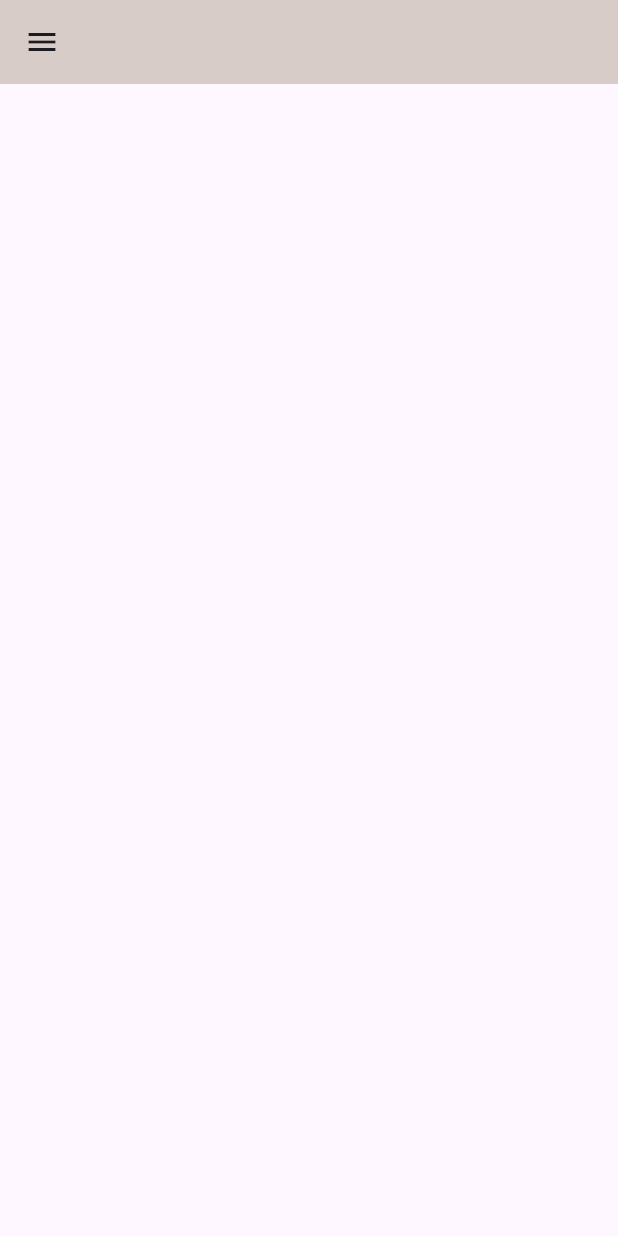
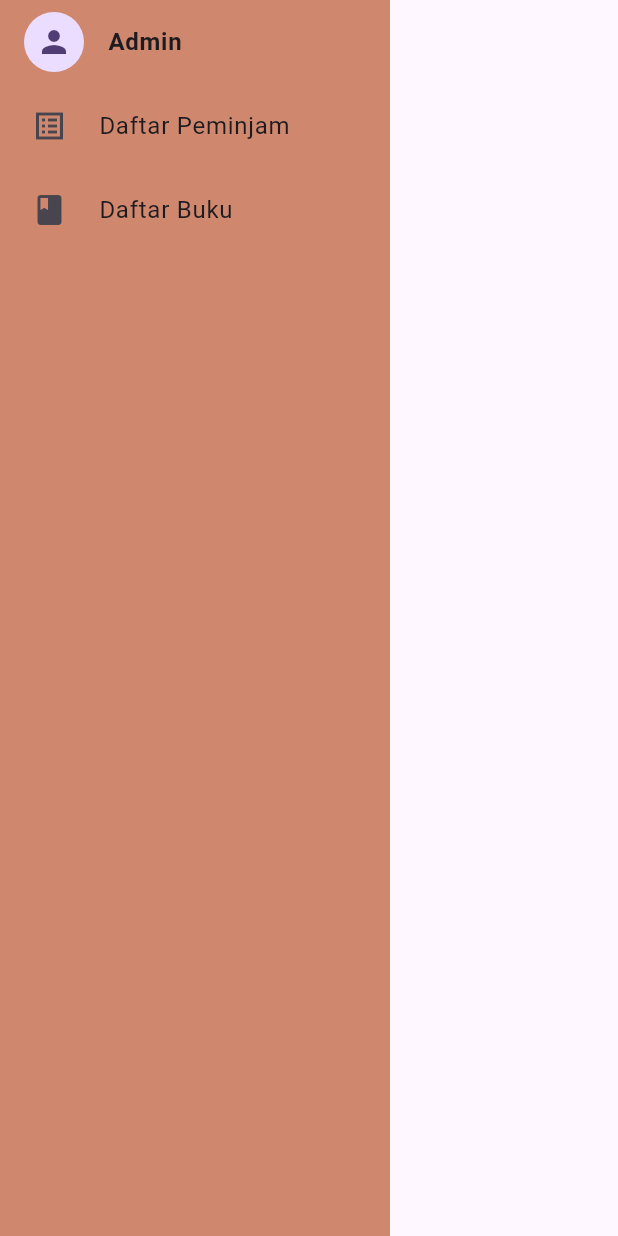
Before and after one commit to Reyfadh07/033_PAWNBOOK, a Flutter app: the screen it shows after launch, on a phone screen of 412 x 824 dp. Run offline on Flutter 3.47's test engine with Material 2 defaults, Android fonts, the phone set to English and light mode, and no system bars.

Commit message:
menambahkan file side menu, icon admin ,daftar peminjam , dan daftar buku

```diff
--- a/lib/main.dart
+++ b/lib/main.dart
@@ -3,6 +3,7 @@ import 'package:pawn_book/view/homepage.dart';
 
 import 'package:pawn_book/view/loginpage.dart';
 import 'package:pawn_book/view/registerpage.dart';
+import 'package:pawn_book/view/sidemenu.dart';
 import 'package:pawn_book/view/splash.dart';
 
 void main() {
@@ -21,7 +22,7 @@ class MyApp extends StatelessWidget {
         colorScheme: ColorScheme.fromSeed(seedColor: Colors.deepPurple),
         useMaterial3: true,
       ),
-      home: HomePage(),
+      home: SideMenu(),
     );
   }
 }
--- a/lib/view/homepage.dart
+++ b/lib/view/homepage.dart
@@ -1,4 +1,5 @@
 import 'package:flutter/material.dart';
+import 'package:pawn_book/view/sidemenu.dart';
 import 'package:pawn_book/view/widget/header.dart';
 
 class HomePage extends StatelessWidget {
--- /dev/null
+++ b/lib/view/sidemenu.dart
@@ -0,0 +1,54 @@
+import 'package:flutter/material.dart';
+
+class SideMenu extends StatefulWidget {
+  const SideMenu({super.key});
+
+  @override
+  State<SideMenu> createState() => _SideMenuState();
+}
+
+class _SideMenuState extends State<SideMenu> {
+  @override
+  Widget build(BuildContext context) {
+    return Scaffold(
+      body: SafeArea(
+        child: Container(
+          width: 260,
+          height: double.infinity,
+          color: Color.fromARGB(255, 207, 135, 109),
+          child: Column(
+            children: [
+              const ListTile(
+                leading: CircleAvatar(
+                  child: Icon(Icons.person),
+                ),
+                title: Text(
+                  "Admin",
+                  style: TextStyle(fontWeight: FontWeight.bold),
+                ),
+              ),
+              ListTile(
+                onTap: () {},
+                leading: SizedBox(
+                  height: 34,
+                  width: 34,
+                  child: Icon(Icons.list_alt_sharp),
+                ),
+                title: Text("Daftar Peminjam"),
+              ),
+              ListTile(
+                onTap: () {},
+                leading: SizedBox(
+                  height: 34,
+                  width: 34,
+                  child: Icon(Icons.book),
+                ),
+                title: Text("Daftar Buku"),
+              ),
+            ],
+          ),
+        ),
+      ),
+    );
+  }
+}
```
